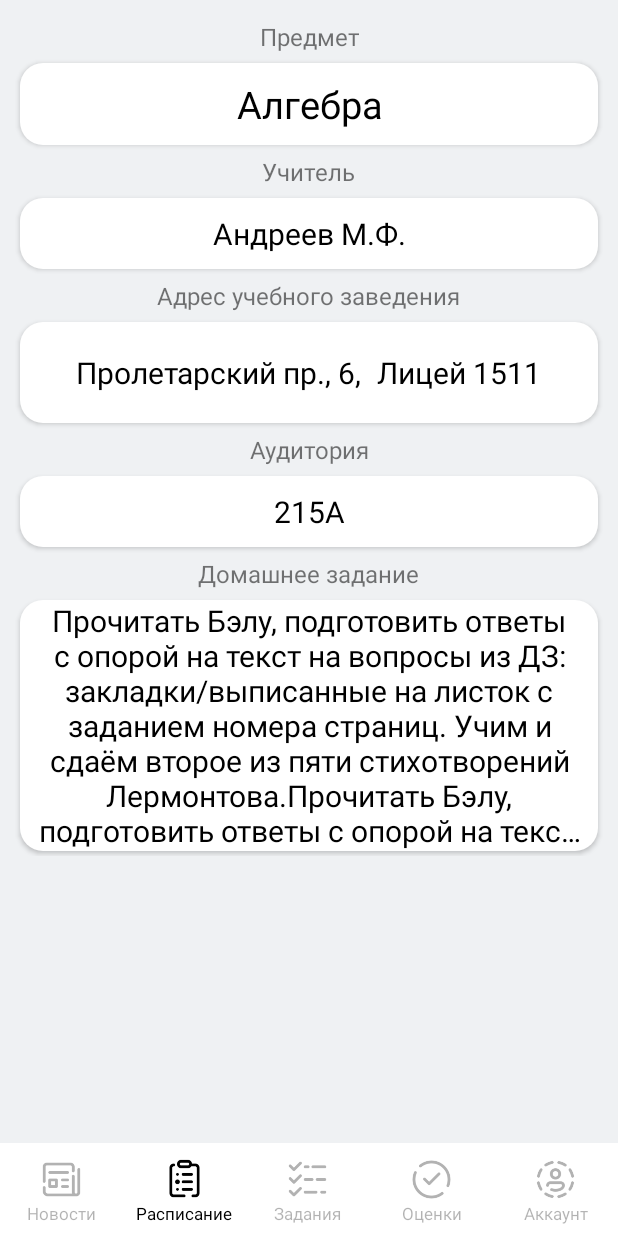
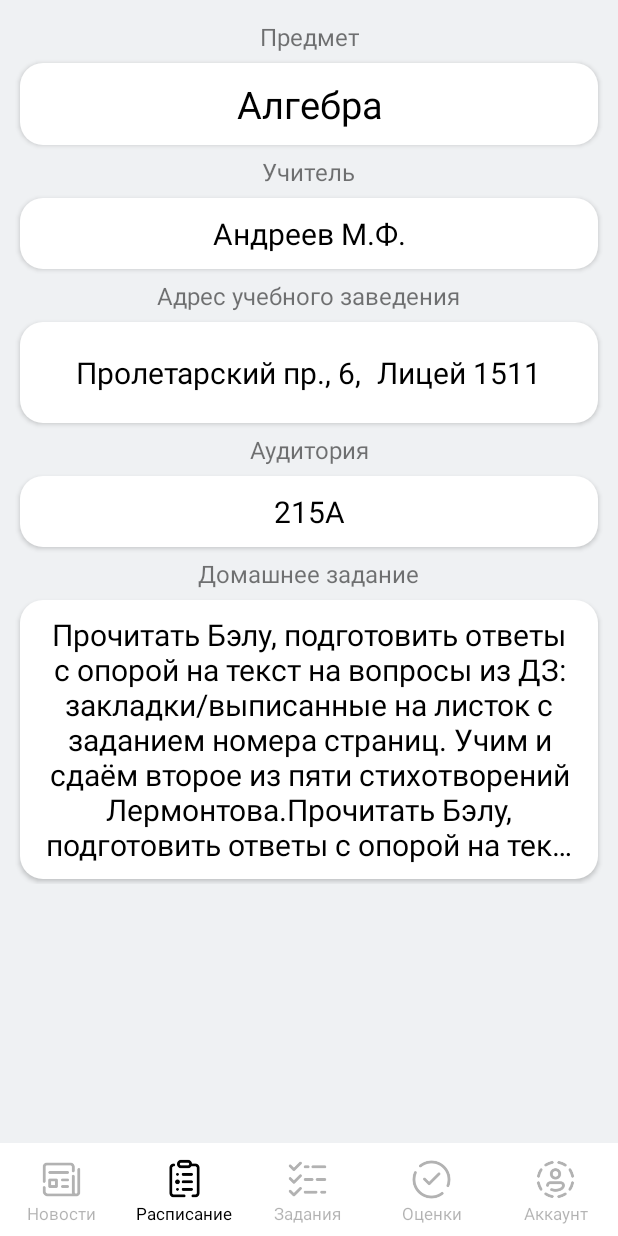
Before and after one commit to draizyyy/SchoolNet, an Android app: the fragment LessonInfoActivity placed in its activity, on a phone screen of 412 x 824 dp. Run offline under Robolectric (Android 15) with nearby library versions, the phone set to English and light mode, and no system bars; our stand-ins replace Room's generated code.

Commit message:
24.04.2023

```diff
--- a/app/src/main/java/com/draizyyy/myreportcard/LessonInfoActivity.java
+++ b/app/src/main/java/com/draizyyy/myreportcard/LessonInfoActivity.java
@@ -63,7 +63,7 @@ public class LessonInfoActivity extends Fragment {
 
             if (homework.equals(""))  {
                 binding.homeworkInv.setVisibility(View.GONE);
-                binding.homework.setVisibility(View.GONE);
+                binding.homeworkFull.setVisibility(View.GONE);
             }
 
             binding.homework.setMovementMethod(new ScrollingMovementMethod());
--- a/app/src/main/java/com/draizyyy/myreportcard/TimetableActivity.java
+++ b/app/src/main/java/com/draizyyy/myreportcard/TimetableActivity.java
@@ -28,7 +28,7 @@ import com.draizyyy.myreportcard.databinding.TimetableDayBinding;
 public class TimetableActivity extends Fragment {
     private final List<Lesson> lessonList = new ArrayList<>();
     private final List<Day> dayList = new ArrayList<>();
-    Lesson lesson = new Lesson("Русский язык", "08:45", "09:30", "5", "215", "Пролетарский проспект", "Лицей 1511", "Андреев М.Ф.");
+    Lesson lesson = new Lesson("Литература", "08:45", "09:30", "5", "215", "Пролетарский проспект", "Лицей 1511", "Андреев М.Ф.", "Прочитать \"Бэлу\", подготовить ответы с опорой на текст на вопросы из ДЗ: закладки/выписанные на листок с заданием номера страниц. Учим и сдаём второе из пяти стихотворений Лермонтова. И ещё много много много много много много много много много много много много много много много много много много много много текста");
     Lesson lesson1 = new Lesson("Английский язык", "09:50", "10:35");
     Lesson lesson2 = new Lesson("Информатика", "10:50", "11:35","4", "123", "", "", "Янков В.Ю.");
     Lesson lesson3 = new Lesson("Алгебра", "11:45", "12:30");
@@ -114,9 +114,12 @@ public class TimetableActivity extends Fragment {
         Objects.requireNonNull(DayRecyclerViewItem.getLayoutManager()).scrollToPosition(Date.getTodayDateNumber());
     }
     private Day getDay() {
+        //нужно добавить вот эту штуку во все остальные классы где это нужно
         ArrayList<Lesson> arrayList = new ArrayList<>();
+        ArrayList<Bundle> bundleList = new ArrayList<>();
         for (int i = 0; i < 2; ++i) {
             arrayList.add(new Lesson("0", "0", "test"));
+            bundleList.add(new Bundle());
         }
         return new Day("Тестовый день", arrayList);
     }
--- a/app/src/main/res/layout/lesson_info.xml
+++ b/app/src/main/res/layout/lesson_info.xml
@@ -232,7 +232,7 @@
             android:id="@+id/homeworkInv"
             android:background="@color/week_background">
         </TextView>
-        <TextView
+        <RelativeLayout
             android:layout_marginTop="3dp"
             android:layout_marginBottom="3dp"
             android:layout_marginEnd="3dp"
@@ -241,17 +241,29 @@
             android:layout_width="match_parent"
             android:gravity="center_horizontal"
             android:layout_height="wrap_content"
+            android:id="@+id/homeworkFull"
+            android:textColor="@color/main_text_color"
+            android:paddingLeft="10dp"
+            android:paddingRight="10dp"
+            android:elevation="2dp">
+            <TextView
+                android:layout_marginTop="9dp"
+                android:layout_marginBottom="9dp"
+                android:layout_marginEnd="7dp"
+                android:layout_marginStart="7dp"
+                android:layout_width="match_parent"
+                android:gravity="center"
+                android:layout_centerInParent="true"
+                android:layout_height="wrap_content"
                 android:id="@+id/homework"
                 android:textColor="@color/main_text_color"
                 android:maxLines="7"
-            android:paddingLeft="10dp"
-            android:paddingRight="10dp"
                 android:text="Прочитать Бэлу, подготовить ответы с опорой на текст на вопросы из ДЗ: закладки/выписанные на листок с заданием номера страниц. Учим и сдаём второе из пяти стихотворений Лермонтова.Прочитать Бэлу, подготовить ответы с опорой на текст на вопросы из ДЗ: закладки/выписанные на листок с заданием номера страниц. Учим и сдаём второе из пяти стихотворений Лермонтова.Прочитать Бэлу, подготовить ответы с опорой на текст на вопросы из ДЗ: закладки/выписанные на листок с заданием номера страниц. Учим и сдаём второе из пяти стихотворений Лермонтова.Прочитать Бэлу, подготовить ответы с опорой на текст на вопросы из ДЗ: закладки/выписанные на листок с заданием номера страниц. Учим и сдаём второе из пяти стихотворений Лермонтова."
                 android:scrollbars = "vertical"
-            android:elevation="2dp"
                 android:ellipsize="end"
                 android:singleLine="false"
                 android:textSize="20sp">
             </TextView>
+        </RelativeLayout>
     </LinearLayout>
 </LinearLayout>
```
Lines whose indentation alone changed are shown as unchanged.
